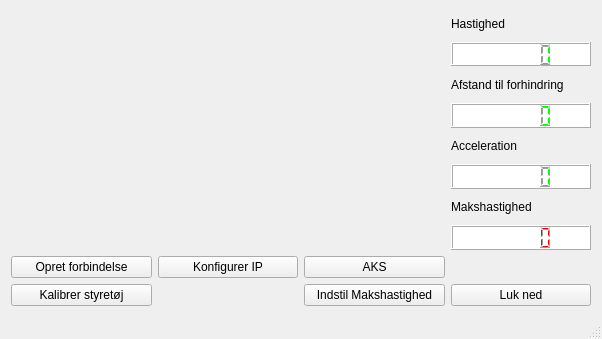
First picture: the form in src/pc/Au2_1/mainwindow.ui, repository KarstenSN/E4PRJ4, before the edit.
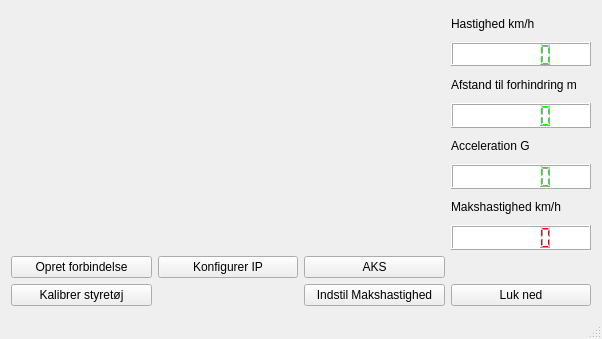
Second picture: the form after the edit. Custom widgets are drawn as their Qt base class.

What changed in the file:
```diff
--- a/src/pc/Au2_1/mainwindow.ui
+++ b/src/pc/Au2_1/mainwindow.ui
@@ -28,7 +28,7 @@
     <item row="2" column="4">
      <widget class="QLabel" name="label_3">
       <property name="text">
-       <string>Afstand til forhindring</string>
+       <string>Afstand til forhindring m</string>
       </property>
      </widget>
     </item>
@@ -45,7 +45,7 @@
     <item row="4" column="4">
      <widget class="QLabel" name="label_4">
       <property name="text">
-       <string>Acceleration</string>
+       <string>Acceleration G</string>
       </property>
      </widget>
     </item>
@@ -79,14 +79,14 @@
     <item row="6" column="4">
      <widget class="QLabel" name="label_6">
       <property name="text">
-       <string>Makshastighed</string>
+       <string>Makshastighed km/h</string>
       </property>
      </widget>
     </item>
     <item row="0" column="4">
      <widget class="QLabel" name="label_2">
       <property name="text">
-       <string>Hastighed</string>
+       <string>Hastighed km/h</string>
       </property>
      </widget>
     </item>
```
